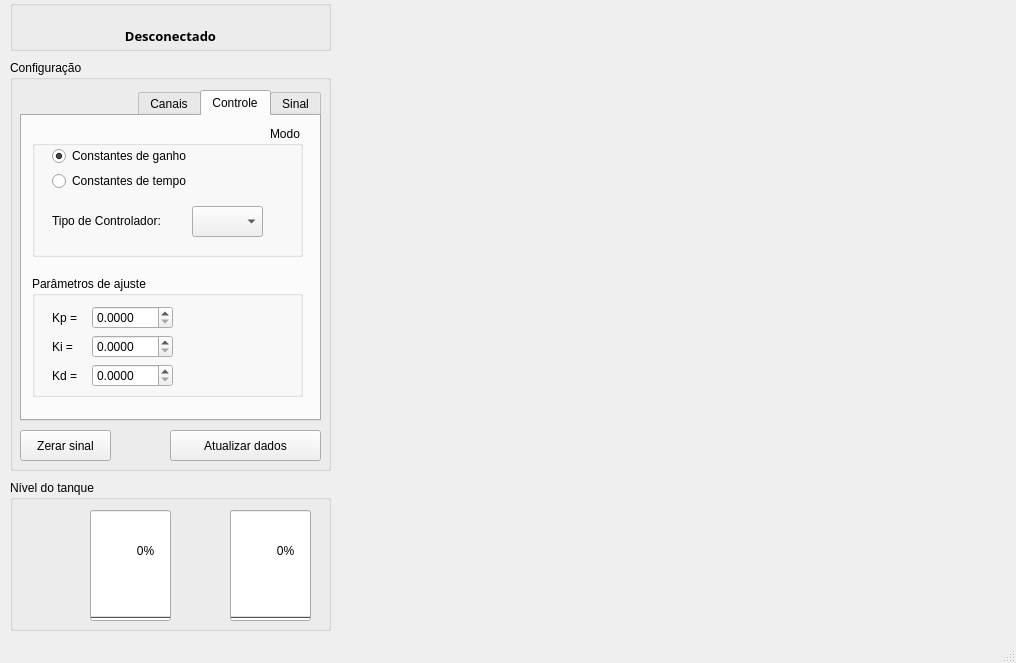
Before: the Qt Designer form mainwindow.ui in Chechunlong/control, drawn with Qt 5.
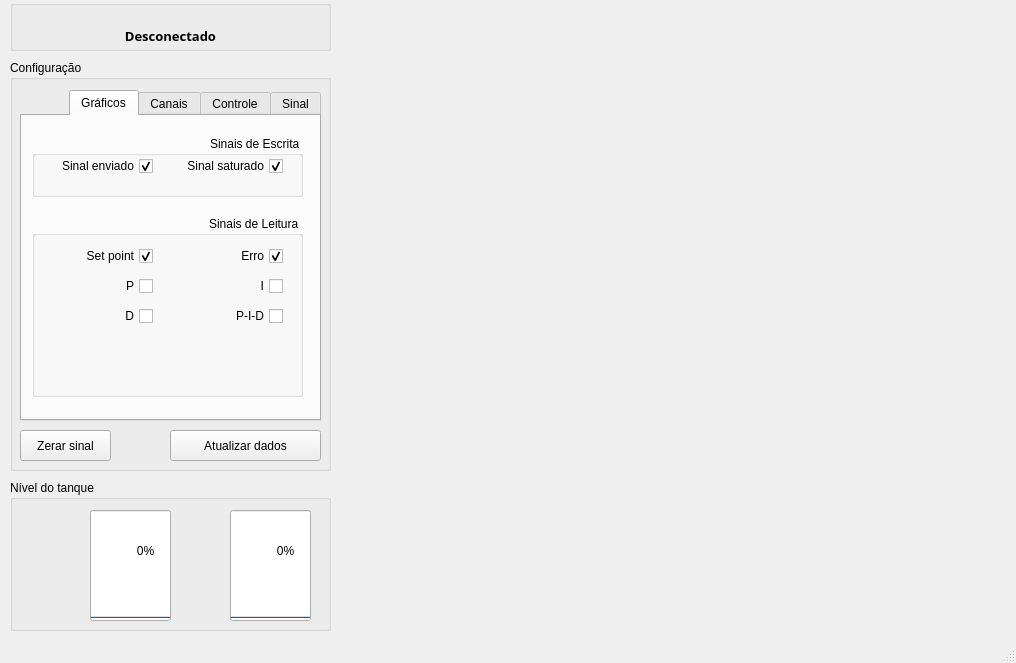
After: the same form once the commit is applied. Custom widgets are drawn as their Qt base class.

Commit message: zerar sinal - mod

The edit to the form file:
```diff
--- a/mainwindow.ui
+++ b/mainwindow.ui
@@ -199,7 +199,7 @@
       <enum>Qt::RightToLeft</enum>
      </property>
      <property name="currentIndex">
-      <number>1</number>
+      <number>3</number>
      </property>
      <widget class="QWidget" name="tab_sinal">
       <attribute name="title">
@@ -712,6 +712,153 @@
        </widget>
       </widget>
      </widget>
+     <widget class="QWidget" name="tab_2">
+      <attribute name="title">
+       <string>Gráficos</string>
+      </attribute>
+      <widget class="QGroupBox" name="groupBox_5">
+       <property name="geometry">
+        <rect>
+         <x>10</x>
+         <y>100</y>
+         <width>271</width>
+         <height>181</height>
+        </rect>
+       </property>
+       <property name="title">
+        <string>Sinais de Leitura</string>
+       </property>
+       <widget class="QCheckBox" name="checkBox">
+        <property name="geometry">
+         <rect>
+          <x>10</x>
+          <y>30</y>
+          <width>111</width>
+          <height>20</height>
+         </rect>
+        </property>
+        <property name="text">
+         <string>Set point</string>
+        </property>
+        <property name="checked">
+         <bool>true</bool>
+        </property>
+       </widget>
+       <widget class="QCheckBox" name="checkBox_2">
+        <property name="geometry">
+         <rect>
+          <x>140</x>
+          <y>30</y>
+          <width>111</width>
+          <height>20</height>
+         </rect>
+        </property>
+        <property name="text">
+         <string>Erro</string>
+        </property>
+        <property name="checked">
+         <bool>true</bool>
+        </property>
+       </widget>
+       <widget class="QCheckBox" name="checkBox_3">
+        <property name="geometry">
+         <rect>
+          <x>10</x>
+          <y>60</y>
+          <width>111</width>
+          <height>20</height>
+         </rect>
+        </property>
+        <property name="text">
+         <string>P</string>
+        </property>
+       </widget>
+       <widget class="QCheckBox" name="checkBox_4">
+        <property name="geometry">
+         <rect>
+          <x>140</x>
+          <y>60</y>
+          <width>111</width>
+          <height>20</height>
+         </rect>
+        </property>
+        <property name="text">
+         <string>I</string>
+        </property>
+       </widget>
+       <widget class="QCheckBox" name="checkBox_7">
+        <property name="geometry">
+         <rect>
+          <x>140</x>
+          <y>90</y>
+          <width>111</width>
+          <height>20</height>
+         </rect>
+        </property>
+        <property name="text">
+         <string>P-I-D</string>
+        </property>
+       </widget>
+       <widget class="QCheckBox" name="checkBox_8">
+        <property name="geometry">
+         <rect>
+          <x>10</x>
+          <y>90</y>
+          <width>111</width>
+          <height>20</height>
+         </rect>
+        </property>
+        <property name="text">
+         <string>D</string>
+        </property>
+       </widget>
+      </widget>
+      <widget class="QGroupBox" name="groupBox_6">
+       <property name="geometry">
+        <rect>
+         <x>10</x>
+         <y>20</y>
+         <width>271</width>
+         <height>61</height>
+        </rect>
+       </property>
+       <property name="title">
+        <string>Sinais de Escrita</string>
+       </property>
+       <widget class="QCheckBox" name="checkBox_5">
+        <property name="geometry">
+         <rect>
+          <x>10</x>
+          <y>20</y>
+          <width>111</width>
+          <height>20</height>
+         </rect>
+        </property>
+        <property name="text">
+         <string>Sinal enviado</string>
+        </property>
+        <property name="checked">
+         <bool>true</bool>
+        </property>
+       </widget>
+       <widget class="QCheckBox" name="checkBox_6">
+        <property name="geometry">
+         <rect>
+          <x>140</x>
+          <y>20</y>
+          <width>111</width>
+          <height>20</height>
+         </rect>
+        </property>
+        <property name="text">
+         <string>Sinal saturado</string>
+        </property>
+        <property name="checked">
+         <bool>true</bool>
+        </property>
+       </widget>
+      </widget>
+     </widget>
     </widget>
     <widget class="QPushButton" name="buttonStop">
      <property name="geometry">
```
The commit also changes 7 other files.
